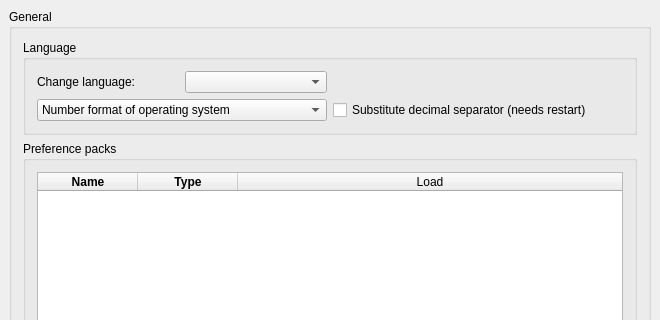
Old version of the form src/Gui/DlgGeneral.ui in the repository southseact-3d/fcd; both pictures show x 0 to 660 and y 0 to 320 of the 660 by 930 pixel window.
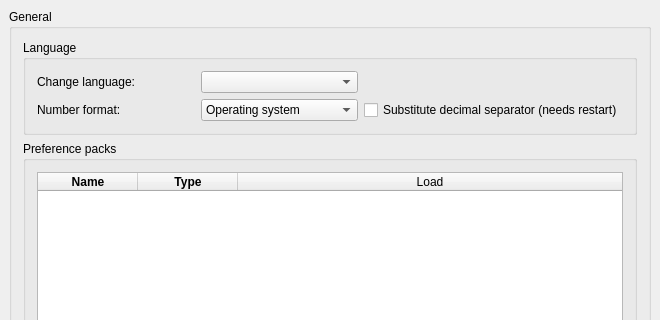
New version of the form. Custom widgets are drawn as their Qt base class.

Commit message: Gui: improve a bit number format selection

```diff
--- a/src/Gui/DlgGeneral.ui
+++ b/src/Gui/DlgGeneral.ui
@@ -57,39 +57,27 @@
           <number>6</number>
          </property>
          <item row="0" column="0">
-          <layout class="QHBoxLayout">
-           <property name="spacing">
-            <number>6</number>
-           </property>
-           <property name="leftMargin">
-            <number>0</number>
-           </property>
-           <property name="topMargin">
-            <number>0</number>
-           </property>
-           <property name="rightMargin">
-            <number>0</number>
-           </property>
-           <property name="bottomMargin">
-            <number>0</number>
-           </property>
-           <item>
             <widget class="QLabel" name="TextLabel1_4">
              <property name="text">
               <string>Change language:</string>
              </property>
             </widget>
            </item>
-           <item>
+         <item row="0" column="1">
             <widget class="QComboBox" name="Languages">
              <property name="toolTip">
               <string>Language of the application's user interface</string>
              </property>
             </widget>
            </item>
-          </layout>
-         </item>
          <item row="1" column="0">
+          <widget class="QLabel" name="TextLabel1_5">
+           <property name="text">
+            <string>Number format:</string>
+           </property>
+          </widget>
+         </item>
+         <item row="1" column="1">
           <widget class="Gui::PrefComboBox" name="UseLocaleFormatting">
            <property name="prefEntry" stdset="0">
             <cstring>UseLocaleFormatting</cstring>
@@ -99,22 +87,22 @@
            </property>
            <item>
             <property name="text">
-             <string>Number format of operating system</string>
+             <string>Operating system</string>
             </property>
            </item>
            <item>
             <property name="text">
-             <string>Use selected language number format</string>
+             <string>Selected language</string>
             </property>
            </item>
            <item>
             <property name="text">
-             <string>C/POSIX number format</string>
+             <string>C/POSIX</string>
             </property>
            </item>
           </widget>
          </item>
-        <item row="1" column="1">
+         <item row="1" column="2">
           <widget class="Gui::PrefCheckBox" name="SubstituteDecimal">
            <property name="toolTip">
             <string>If enabled, numerical keypad decimal separator will be substituted with locale separator</string>
```
Lines whose indentation alone changed are shown as unchanged.
